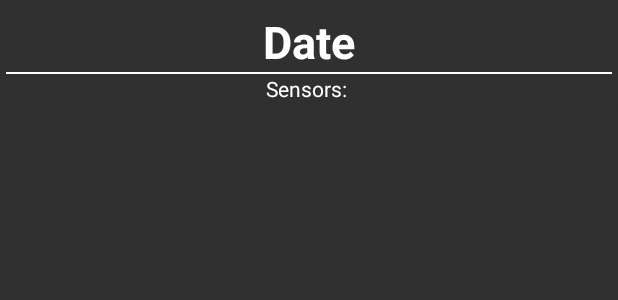
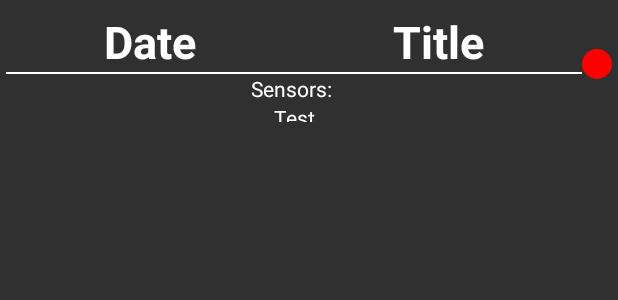
Before and after one commit to gitarreiro/Masterarbeit, an Android app: the layout recording_list_item.xml on its own in the app's theme, with its tools: preview values and no code run, on a phone screen of 412 x 824 dp. Shown: the top 300 px of the screen. Run offline under Robolectric (Android 15) with nearby library versions, the phone set to English and light mode, and no system bars.

Commit message:
Anzeige der Recordings passt halbwegs

```diff
--- a/app/build.gradle
+++ b/app/build.gradle
@@ -5,7 +5,7 @@ android {
     buildToolsVersion "25.0.0"
     defaultConfig {
         applicationId "bayern.mimo.masterarbeit"
-        minSdkVersion 9
+        minSdkVersion 23
         targetSdkVersion 25
         versionCode 1
         versionName "1.0"
--- a/app/src/main/java/bayern/mimo/masterarbeit/activity/ConnectSensorsActivity.java
+++ b/app/src/main/java/bayern/mimo/masterarbeit/activity/ConnectSensorsActivity.java
@@ -47,7 +47,7 @@ public class ConnectSensorsActivity extends AppCompatActivity {
         super.onCreate(savedInstanceState);
         setContentView(R.layout.activity_connect_sensors);
 
-        AppSensors.init();
+        AppSensors.init(this);
 
 
         init();
@@ -100,7 +100,7 @@ public class ConnectSensorsActivity extends AppCompatActivity {
                 try {
                     handler = new ShimmerHandler(ConnectSensorsActivity.this);
 
-                    shimmer = new Shimmer(ConnectSensorsActivity.this, handler, device.getAddress(), 51.2, 0, 0, Shimmer.SENSOR_ACCEL | Shimmer.SENSOR_GYRO | Shimmer.SENSOR_MAG, false);
+                    shimmer = new Shimmer(ConnectSensorsActivity.this, handler, device.getAddress(), 100, 100, 0, Shimmer.SENSOR_ACCEL | Shimmer.SENSOR_GYRO | Shimmer.SENSOR_MAG , false);
                 } catch (Exception e) {
                     e.printStackTrace();
                 }
--- a/app/src/main/java/bayern/mimo/masterarbeit/activity/MainActivity.java
+++ b/app/src/main/java/bayern/mimo/masterarbeit/activity/MainActivity.java
@@ -89,7 +89,7 @@ public class MainActivity extends AppCompatActivity {
 
 
 
-        String[] permissions = new String[5];
+        String[] permissions = new String[6];
         permissions[0] = Manifest.permission.BLUETOOTH;
         permissions[1] = Manifest.permission.BLUETOOTH_ADMIN;
         permissions[2] = Manifest.permission.ACCESS_COARSE_LOCATION;
--- a/app/src/main/java/bayern/mimo/masterarbeit/data/DataRecording.java
+++ b/app/src/main/java/bayern/mimo/masterarbeit/data/DataRecording.java
@@ -24,12 +24,13 @@ public class DataRecording {
 
     private List<Location> locations;
 
-    public DataRecording(String category, String detail, Map<Shimmer, List<ShimmerValue>> shimmerValues, Date startDate, Date endDate){
+    public DataRecording(String category, String detail, Map<Shimmer, List<ShimmerValue>> shimmerValues, List<Location> locations, Date startDate, Date endDate){
         this.drrID = -1;
         this.isUploaded = false; //TODO vllt. ändern
         this.category = category;
         this.detail = detail;
         this.shimmerValues = shimmerValues;
+        this.locations = locations;
         this.startDate = startDate;
         this.endDate = endDate;
     }
--- /dev/null
+++ b/app/src/main/res/drawable/circle_red.xml
@@ -0,0 +1,12 @@
+<?xml version="1.0" encoding="utf-8"?>
+<shape
+    xmlns:android="http://schemas.android.com/apk/res/android"
+    android:shape="oval">
+
+    <solid
+        android:color="#FF0000"/>
+
+    <size
+        android:width="120dp"
+        android:height="120dp"/>
+</shape>
--- a/app/src/main/res/layout/recording_list_item.xml
+++ b/app/src/main/res/layout/recording_list_item.xml
@@ -7,20 +7,34 @@
     android:weightSum="1">
 
     <RelativeLayout
+        android:layout_width="20sp"
+        android:layout_height="20sp"
+        android:id="@+id/layoutItemUploadStatus"
+        android:background="@drawable/circle_red"
+        android:layout_alignParentEnd="true"
+        android:layout_alignParentRight="true"
+        android:layout_centerVertical="true" >
+
+    </RelativeLayout>
+
+    <RelativeLayout
+        android:id="@+id/layoutItemContent"
         android:layout_width="wrap_content"
         android:layout_height="match_parent"
-        android:id="@+id/layoutItemContent">
+        android:layout_toLeftOf="@+id/layoutItemUploadStatus">
+
+        <LinearLayout
+            android:id="@+id/layoutRecordingTop"
+            android:layout_width="match_parent"
+            android:layout_height="wrap_content"
+            android:weightSum="2">
 
             <TextView
                 android:id="@+id/dateTextView"
                 android:layout_width="wrap_content"
                 android:layout_height="wrap_content"
-            android:layout_alignParentEnd="true"
-            android:layout_alignParentLeft="true"
-            android:layout_alignParentRight="true"
-            android:layout_alignParentStart="true"
                 android:layout_gravity="center_vertical"
-            android:layout_weight="0.04"
+                android:layout_weight="1"
                 android:maxLines="1"
                 android:paddingTop="3dp"
                 android:text="Date"
@@ -30,6 +44,24 @@
                 android:textSize="30dp"
                 android:textStyle="bold" />
 
+            <TextView
+                android:id="@+id/titleTextView"
+                android:layout_width="wrap_content"
+                android:layout_height="wrap_content"
+                android:layout_gravity="center_vertical"
+                android:layout_weight="1"
+                android:maxLines="1"
+                android:paddingTop="3dp"
+                android:text="Title"
+                android:textAlignment="center"
+                android:textAppearance="?android:attr/textAppearanceMedium"
+                android:textColor="#fff"
+                android:textSize="30dp"
+                android:textStyle="bold" />
+
+
+        </LinearLayout>
+
         <View
             android:id="@+id/line"
             android:layout_width="250dp"
@@ -38,14 +70,13 @@
             android:layout_alignParentLeft="true"
             android:layout_alignParentRight="true"
             android:layout_alignParentStart="true"
-            android:layout_below="@+id/dateTextView"
+            android:layout_below="@+id/layoutRecordingTop"
             android:background="#fff" />
 
         <TextView
-            android:id="@+id/texstViewNumberSensors"
-            android:layout_width="200dp"
-            android:layout_height="30dp"
-            android:layout_alignParentBottom="true"
+            android:id="@+id/textViewNumberSensors"
+            android:layout_width="match_parent"
+            android:layout_height="wrap_content"
             android:layout_alignParentEnd="true"
             android:layout_alignParentLeft="true"
             android:layout_alignParentRight="true"
@@ -55,15 +86,18 @@
             android:textAlignment="center"
             android:textColor="#fff" />
 
-    </RelativeLayout>
-
-    <RelativeLayout
-        android:layout_width="20sp"
-        android:layout_height="20sp"
-        android:background="@drawable/circle"
-        android:layout_toRightOf="@+id/layoutItemContent">
-
-
+        <TextView
+            android:id="@+id/textViewDescription"
+            android:layout_width="match_parent"
+            android:layout_height="wrap_content"
+            android:layout_alignParentEnd="true"
+            android:layout_alignParentLeft="true"
+            android:layout_alignParentRight="true"
+            android:layout_alignParentStart="true"
+            android:layout_below="@id/textViewNumberSensors"
+            android:text="Test"
+            android:textAlignment="center"
+            android:textColor="#fff" />
 
     </RelativeLayout>
 
```
Also changed, not shown: app/src/main/java/bayern/mimo/masterarbeit/adapter/RecordingAdapter.java (+27 -7 lines), app/src/main/java/bayern/mimo/masterarbeit/common/AppSensors.java (+7 -9 lines), app/src/main/java/bayern/mimo/masterarbeit/data/DataHelper.java (+16 -4 lines), app/src/main/java/bayern/mimo/masterarbeit/handler/ShimmerHandler.java (+20 -0 lines), app/src/main/java/bayern/mimo/masterarbeit/listener/OnButtonStartStopRecordingClickListener.java (+16 -2 lines), app/src/main/java/bayern/mimo/masterarbeit/view/MADialog.java (+43 -3 lines), app/src/main/res/drawable/circle_green.xml (added, +12 -0 lines). Lines whose indentation alone changed are shown as unchanged.
